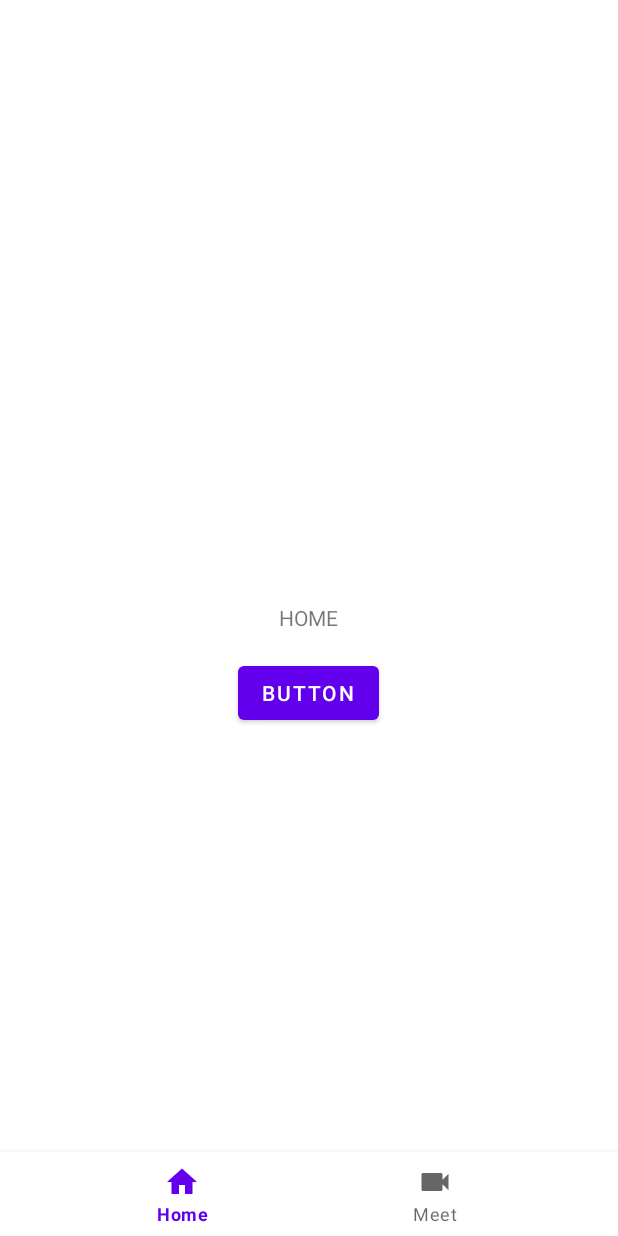
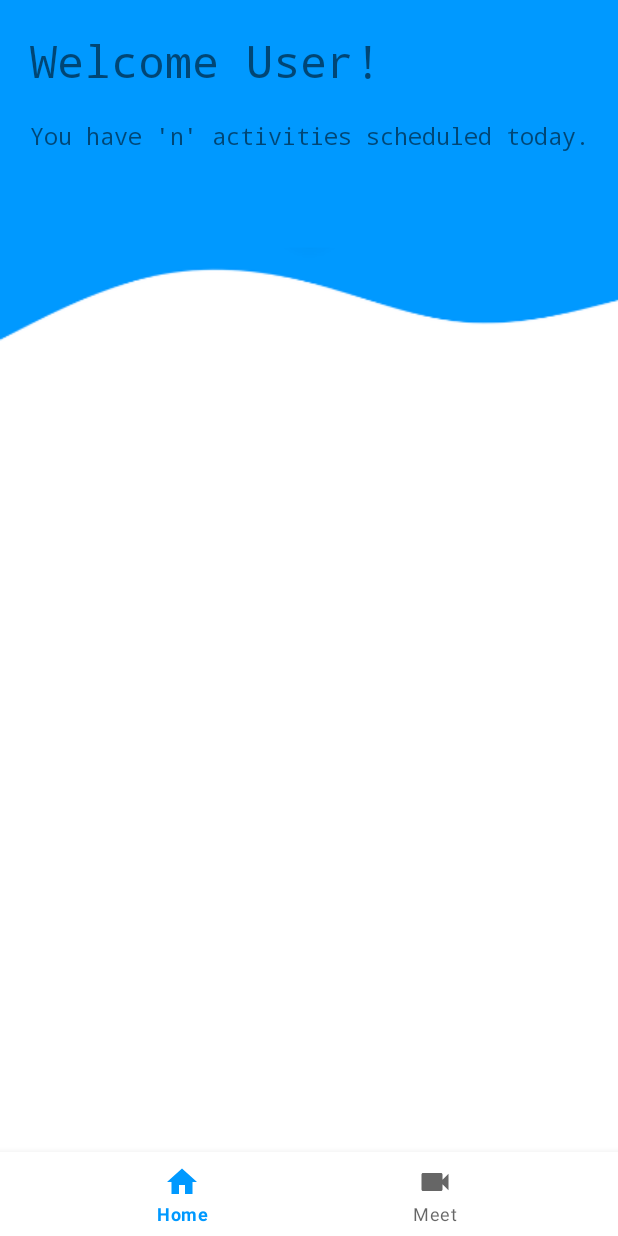
Before and after one commit to ayush0402/Hack-o-Fiesta-21, an Android app: the screen it shows after launch once a user with an empty profile is signed in (MainActivity), on a phone screen of 412 x 824 dp. Run offline under Robolectric (Android 15) with nearby library versions, the phone set to English and light mode, and no system bars; our stand-ins replace Firebase (no records; nobody signed in at launch, a user with empty details on screens opened directly), data binding; Roboto replaces fonts that are not available here.

Commit message:
home fragment update

```diff
--- a/app/build.gradle
+++ b/app/build.gradle
@@ -50,4 +50,5 @@ dependencies {
     androidTestImplementation 'androidx.test.ext:junit:1.1.2'
     androidTestImplementation 'androidx.test.espresso:espresso-core:3.3.0'
     implementation 'com.google.android.material:material:1.1.0'
+
 }
--- a/app/src/main/java/com/yash10019coder/videocalling/LoginActivity.java
+++ b/app/src/main/java/com/yash10019coder/videocalling/LoginActivity.java
@@ -86,7 +86,7 @@ public class LoginActivity extends AppCompatActivity {
             @Override
             public void onClick(View v) {
                 Log.i("TAG", "onClick: presses pushed button");
-                Intent intent = new Intent(LoginActivity.this, SignUpActivity.class);
+                Intent intent = new Intent(LoginActivity.this, MainActivity.class);
                 startActivity(intent);
             }
         });
--- a/app/src/main/java/com/yash10019coder/videocalling/homeFragment.kt
+++ b/app/src/main/java/com/yash10019coder/videocalling/homeFragment.kt
@@ -7,6 +7,7 @@ import android.view.View
 import android.view.ViewGroup
 import androidx.databinding.DataBindingUtil
 import com.yash10019coder.videocalling.databinding.FragmentHomeBinding
+
 
 
 class homeFragment : Fragment() {
--- /dev/null
+++ b/app/src/main/res/drawable/vi_code.xml
@@ -0,0 +1,5 @@
+<vector android:height="24dp" android:tint="#0099FF"
+    android:viewportHeight="24" android:viewportWidth="24"
+    android:width="24dp" xmlns:android="http://schemas.android.com/apk/res/android">
+    <path android:fillColor="@android:color/white" android:pathData="M9.4,16.6L4.8,12l4.6,-4.6L8,6l-6,6 6,6 1.4,-1.4zM14.6,16.6l4.6,-4.6 -4.6,-4.6L16,6l6,6 -6,6 -1.4,-1.4z"/>
+</vector>
--- /dev/null
+++ b/app/src/main/res/drawable/vi_contest.xml
@@ -0,0 +1,5 @@
+<vector android:height="24dp" android:tint="#0099FF"
+    android:viewportHeight="24" android:viewportWidth="24"
+    android:width="24dp" xmlns:android="http://schemas.android.com/apk/res/android">
+    <path android:fillColor="@android:color/white" android:pathData="M6,3l0,6c0,2.97 2.16,5.43 5,5.91V19H8v2h8v-2h-3v-4.09c2.84,-0.48 5,-2.94 5,-5.91l0,-6H6zM16,8H8l0,-3h8C16,5 16,8 16,8z"/>
+</vector>
--- a/app/src/main/res/layout/fragment_home.xml
+++ b/app/src/main/res/layout/fragment_home.xml
@@ -6,23 +6,36 @@
     android:layout_height="match_parent"
     tools:context=".homeFragment">
 
-
+    <FrameLayout
+        android:layout_width="match_parent"
+        android:layout_height="250dp"
+        android:background="@drawable/infocard"
+        >
         <TextView
             android:layout_width="wrap_content"
             android:layout_height="wrap_content"
-        android:text="HOME"
-        android:textAlignment="center"
-        android:layout_gravity="center"
-        android:id="@+id/text"
+            android:text="Welcome User!"
+            android:textSize="30sp"
+            android:fontFamily="monospace"
+            android:layout_gravity="top|left"
+            android:layout_margin="20dp"
            />
-    <Button
+        <TextView
             android:layout_width="wrap_content"
             android:layout_height="wrap_content"
-        android:text="BUTTON"
-        android:layout_gravity="center"
-        android:layout_marginTop="50dp"
-        android:id="@+id/button"
+            android:text="You have 'n' activities scheduled today."
+            android:layout_marginTop="80dp"
+            android:layout_marginLeft="20dp"
+            android:fontFamily="monospace"
+            android:textSize="15sp"
             />
+
+
+
+    </FrameLayout>
+
+
+
 
 
 </FrameLayout>
--- a/app/src/main/res/values/colors.xml
+++ b/app/src/main/res/values/colors.xml
@@ -7,4 +7,5 @@
     <color name="teal_700">#FF018786</color>
     <color name="black">#FF000000</color>
     <color name="white">#FFFFFFFF</color>
+    <color name="newblue">#0099ff</color>
 </resources>
--- a/app/src/main/res/values/themes.xml
+++ b/app/src/main/res/values/themes.xml
@@ -2,8 +2,8 @@
     <!-- Base application theme. -->
     <style name="Theme.VideoCalling" parent="Theme.MaterialComponents.DayNight.NoActionBar">
         <!-- Primary brand color. -->
-        <item name="colorPrimary">@color/purple_500</item>
-        <item name="colorPrimaryVariant">@color/purple_700</item>
+        <item name="colorPrimary">@color/newblue</item>
+        <item name="colorPrimaryVariant">@color/newblue</item>
         <item name="colorOnPrimary">@color/white</item>
         <!-- Secondary brand color. -->
         <item name="colorSecondary">@color/teal_200</item>
```
Also changed, not shown: app/src/main/res/drawable/vi_book.xml (added, +8 -0 lines), app/src/main/res/drawable/infocard.png (added), 1 other file. Lines whose indentation alone changed are shown as unchanged.
